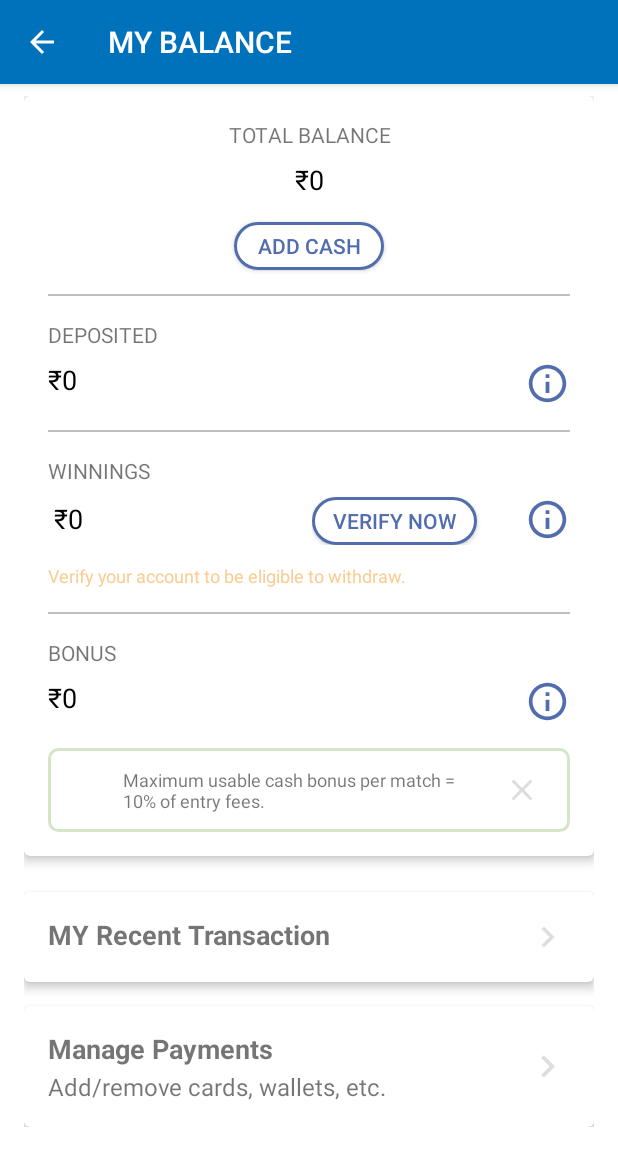
After one commit to Rajat-dey/Rising11, an Android app: the MyBalanceActivity screen opened directly, with no data from a screen before it, on a phone screen of 412 x 824 dp. The commit adds this screen. Shown: the top 1166 px of the screen. Run offline under Robolectric (Android 15) with nearby library versions, the phone set to English and light mode, and no system bars.

Commit message:
update mybalance,myrerrals,rewardoffer2 and 1 activity

```diff
--- /dev/null
+++ b/app/src/main/java/com/line/rising11/MyBalanceActivity.java
@@ -0,0 +1,25 @@
+package com.line.rising11;
+
+import android.support.v7.app.ActionBar;
+import android.support.v7.app.AppCompatActivity;
+import android.os.Bundle;
+import android.view.MenuItem;
+
+public class MyBalanceActivity extends AppCompatActivity {
+
+    @Override
+    protected void onCreate(Bundle savedInstanceState) {
+        super.onCreate(savedInstanceState);
+        setContentView(R.layout.activity_my_balance);
+        setTitle("MY BALANCE");
+
+       getSupportActionBar().setDisplayHomeAsUpEnabled(true);
+       getSupportActionBar().setDisplayShowHomeEnabled(true);
+    }
+
+    @Override
+    public boolean onSupportNavigateUp() {
+        onBackPressed();
+        return true;
+    }
+}
--- a/app/src/main/java/com/line/rising11/SplashActivity.java
+++ b/app/src/main/java/com/line/rising11/SplashActivity.java
@@ -28,7 +28,7 @@ public class SplashActivity extends AppCompatActivity {
             @Override
             public void run()
             {
-                Intent intent=new Intent(SplashActivity.this,SignIn.class);
+                Intent intent=new Intent(SplashActivity.this,RewardOffer2Activity.class);
                 startActivity(intent);
                 finish();
             }
--- /dev/null
+++ b/app/src/main/res/drawable/button_design_round_corner.xml
@@ -0,0 +1,12 @@
+<?xml version="1.0" encoding="utf-8"?>
+<selector xmlns:android="http://schemas.android.com/apk/res/android">
+    <item>
+        <shape android:shape="rectangle">
+           <solid android:color="#FFFFFF"/>
+            <stroke android:color="#526dad" android:width="2dp" />
+              <corners android:radius="20dp" />
+        </shape>
+    </item>
+
+
+</selector>
--- /dev/null
+++ b/app/src/main/res/drawable/ic_arrow_right_gray_24dp.xml
@@ -0,0 +1,5 @@
+<vector android:height="24dp" android:tint="#DDDDDD"
+    android:viewportHeight="24.0" android:viewportWidth="24.0"
+    android:width="24dp" xmlns:android="http://schemas.android.com/apk/res/android">
+    <path android:fillColor="#FF000000" android:pathData="M10,6L8.59,7.41 13.17,12l-4.58,4.59L10,18l6,-6z"/>
+</vector>
--- /dev/null
+++ b/app/src/main/res/drawable/ic_close_gray_24dp.xml
@@ -0,0 +1,5 @@
+<vector android:height="24dp" android:tint="#DDDDDD"
+    android:viewportHeight="24.0" android:viewportWidth="24.0"
+    android:width="24dp" xmlns:android="http://schemas.android.com/apk/res/android">
+    <path android:fillColor="#FF000000" android:pathData="M19,6.41L17.59,5 12,10.59 6.41,5 5,6.41 10.59,12 5,17.59 6.41,19 12,13.41 17.59,19 19,17.59 13.41,12z"/>
+</vector>
--- /dev/null
+++ b/app/src/main/res/drawable/ic_info_outline_blue_24dp.xml
@@ -0,0 +1,5 @@
+<vector android:height="24dp" android:tint="#526DAD"
+    android:viewportHeight="24.0" android:viewportWidth="24.0"
+    android:width="24dp" xmlns:android="http://schemas.android.com/apk/res/android">
+    <path android:fillColor="#FF000000" android:pathData="M11,17h2v-6h-2v6zM12,2C6.48,2 2,6.48 2,12s4.48,10 10,10 10,-4.48 10,-10S17.52,2 12,2zM12,20c-4.41,0 -8,-3.59 -8,-8s3.59,-8 8,-8 8,3.59 8,8 -3.59,8 -8,8zM11,9h2L13,7h-2v2z"/>
+</vector>
--- /dev/null
+++ b/app/src/main/res/drawable/layout_design_my_balance.xml
@@ -0,0 +1,12 @@
+<?xml version="1.0" encoding="utf-8"?>
+<selector xmlns:android="http://schemas.android.com/apk/res/android">
+    <item>
+        <shape android:shape="rectangle">
+           <solid android:color="#FFFFFF"/>
+            <stroke android:color="#d6e5c7" android:width="2dp" />
+              <corners android:radius="6dp" />
+        </shape>
+    </item>
+
+
+</selector>
--- a/app/src/main/res/layout/activity_main.xml
+++ b/app/src/main/res/layout/activity_main.xml
@@ -4,7 +4,6 @@
     xmlns:tools="http://schemas.android.com/tools"
     android:layout_width="match_parent"
     android:layout_height="match_parent"
-
     android:background="#FFFFFF"
     android:gravity="center">
 
--- /dev/null
+++ b/app/src/main/res/layout/activity_my_balance.xml
@@ -0,0 +1,282 @@
+<?xml version="1.0" encoding="utf-8"?>
+<ScrollView xmlns:android="http://schemas.android.com/apk/res/android"
+xmlns:app="http://schemas.android.com/apk/res-auto"
+xmlns:tools="http://schemas.android.com/tools"
+android:layout_width="match_parent"
+android:layout_height="match_parent"
+android:background="#FFFFFF"
+tools:context="com.line.rising11.MyBalanceActivity">
+
+    <LinearLayout
+        android:layout_width="match_parent"
+        android:layout_height="match_parent"
+        android:orientation="vertical"
+        android:paddingLeft="16dp"
+        android:paddingTop="8dp"
+        android:paddingRight="16dp">
+
+        <android.support.v7.widget.CardView
+            android:layout_width="match_parent"
+            android:layout_height="wrap_content"
+            app:cardCornerRadius="4dp"
+            android:paddingBottom="16dp"
+            app:cardElevation="4dp">
+            <LinearLayout
+                android:layout_width="match_parent"
+                android:layout_height="wrap_content"
+                android:orientation="vertical">
+                <TextView
+                    android:layout_width="match_parent"
+                    android:layout_height="wrap_content"
+                    android:text="TOTAL BALANCE"
+                    android:gravity="center"
+                    android:layout_marginTop="16dp"/>
+                <TextView
+                    android:layout_width="match_parent"
+                    android:layout_height="wrap_content"
+                    android:gravity="center"
+                    android:textSize="18dp"
+                    android:textColor="@color/black_text"
+                    android:layout_marginTop="8dp"
+                    android:text="₹0"/>
+                <Button
+                    android:layout_width="100dp"
+                    android:layout_height="32dp"
+                    android:text="ADD CASH"
+                    android:background="@drawable/button_design_round_corner"
+                    android:textColor="@color/button_text_color"
+                    android:layout_marginTop="16dp"
+                    android:layout_gravity="center_horizontal"/>
+               <View
+                    android:layout_width="fill_parent"
+                    android:layout_height="1dp"
+                    android:layout_marginLeft="16dp"
+                    android:layout_marginRight="16dp"
+                   android:background="#c0c0c0"
+                    android:layout_marginTop="16dp" />
+                     <TextView
+                    android:layout_width="match_parent"
+                    android:layout_height="wrap_content"
+                    android:paddingLeft="16dp"
+                    android:text="DEPOSITED"
+                    android:layout_marginTop="16dp"/>
+                <RelativeLayout
+                    android:layout_width="match_parent"
+                    android:layout_height="wrap_content"
+                    android:paddingLeft="16dp"
+                    android:paddingRight="16dp"
+                    android:layout_marginTop="8dp">
+                    <TextView
+                        android:layout_width="match_parent"
+                        android:layout_height="wrap_content"
+                        android:textSize="18dp"
+                        android:textColor="@color/black_text"
+                        android:text="₹0"/>
+                    <ImageView
+                        android:layout_width="30dp"
+                        android:layout_height="30dp"
+                        android:background="@drawable/ic_info_outline_blue_24dp"
+                        android:layout_alignParentRight="true"/>
+
+                </RelativeLayout>
+                <View
+                    android:layout_width="fill_parent"
+                    android:layout_height="1dp"
+                    android:layout_marginLeft="16dp"
+                    android:layout_marginRight="16dp"
+                    android:background="#c0c0c0"
+                    android:layout_marginTop="16dp" />
+                <TextView
+                    android:layout_width="match_parent"
+                    android:layout_height="wrap_content"
+                    android:paddingLeft="16dp"
+                    android:text="WINNINGS"
+                    android:layout_marginTop="16dp"/>
+                <LinearLayout
+                    android:layout_width="match_parent"
+                    android:layout_height="wrap_content"
+                    android:paddingLeft="4dp"
+                    android:weightSum="2"
+                   android:orientation="horizontal"
+                    android:layout_marginTop="8dp">
+                    <TextView
+                        android:layout_width="match_parent"
+                        android:layout_height="wrap_content"
+                        android:textSize="18dp"
+                        android:layout_marginLeft="16dp"
+                        android:textColor="@color/black_text"
+                        android:layout_weight="1"
+                        android:text="₹0"/>
+                   <RelativeLayout
+                       android:layout_width="wrap_content"
+                       android:layout_height="wrap_content"
+                       android:layout_weight="1"
+                       android:paddingRight="16dp"
+                       android:gravity="right">
+                       <Button
+                           android:layout_width="110dp"
+                           android:layout_height="32dp"
+                           android:text="VERIFY NOW"
+                           android:background="@drawable/button_design_round_corner"
+                           android:textColor="@color/button_text_color"
+                           android:layout_gravity="center_horizontal"/>
+                       <ImageView
+                           android:layout_width="30dp"
+                           android:layout_height="30dp"
+
+                           android:background="@drawable/ic_info_outline_blue_24dp"
+                           android:layout_alignParentRight="true"/>
+
+                   </RelativeLayout>
+
+
+                </LinearLayout>
+                <TextView
+                    android:layout_width="match_parent"
+                    android:layout_height="wrap_content"
+                    android:textColor="#facd94"
+                    android:layout_marginTop="12dp"
+                    android:layout_marginLeft="16dp"
+                    android:textSize="12sp"
+                    android:text="Verify your account to be eligible to withdraw."/>
+                <View
+                    android:layout_width="fill_parent"
+                    android:layout_height="1dp"
+                    android:layout_marginLeft="16dp"
+                    android:layout_marginRight="16dp"
+                    android:background="#c0c0c0"
+                    android:layout_marginTop="16dp" />
+                <TextView
+                    android:layout_width="match_parent"
+                    android:layout_height="wrap_content"
+                    android:paddingLeft="16dp"
+                    android:text="BONUS"
+                    android:layout_marginTop="16dp"/>
+                <RelativeLayout
+                    android:layout_width="match_parent"
+                    android:layout_height="wrap_content"
+                    android:paddingLeft="16dp"
+                    android:paddingRight="16dp"
+                    android:layout_marginTop="8dp">
+                    <TextView
+                        android:layout_width="match_parent"
+                        android:layout_height="wrap_content"
+                        android:textSize="18dp"
+                        android:textColor="@color/black_text"
+                        android:text="₹0"/>
+                    <ImageView
+                        android:layout_width="30dp"
+                        android:layout_height="30dp"
+                        android:background="@drawable/ic_info_outline_blue_24dp"
+                        android:layout_alignParentRight="true"/>
+
+                </RelativeLayout>
+                <LinearLayout
+                    android:layout_width="match_parent"
+                    android:layout_height="wrap_content"
+                    android:paddingLeft="16dp"
+                    android:layout_marginTop="16dp"
+                    android:layout_marginBottom="16dp"
+                    android:padding="8dp"
+                    android:layout_marginLeft="16dp"
+                    android:layout_marginRight="16dp"
+                    android:orientation="horizontal"
+                    android:weightSum="8"
+                    android:background="@drawable/layout_design_my_balance">
+                    <ImageView
+                        android:layout_width="match_parent"
+                        android:layout_weight="7"
+                        android:layout_gravity="center_vertical"
+                        android:layout_height="40dp" />
+                    <LinearLayout
+                        android:layout_width="match_parent"
+                        android:layout_height="wrap_content"
+                        android:orientation="horizontal"
+                        android:weightSum="6"
+                        android:layout_weight="1">
+                        <LinearLayout
+                            android:layout_width="match_parent"
+                            android:layout_height="wrap_content"
+                            android:layout_gravity="center_vertical"
+                            android:layout_weight="1">
+                            <TextView
+                                android:layout_width="match_parent"
+                                android:layout_height="wrap_content"
+                                android:textSize="12sp"
+                                android:text="Maximum usable cash bonus per match = 10% of entry fees."/>
+                        </LinearLayout>
+                        <ImageView
+                            android:layout_width="match_parent"
+                            android:layout_weight="5"
+                            android:padding="8dp"
+                            android:layout_gravity="center_vertical"
+                            android:src="@drawable/ic_close_gray_24dp"
+                            android:layout_height="40dp" />
+                    </LinearLayout>
+                </LinearLayout>
+
+            </LinearLayout>
+        </android.support.v7.widget.CardView>
+        <android.support.v7.widget.CardView
+            android:layout_width="match_parent"
+            android:layout_height="60dp"
+            app:cardElevation="4dp"
+            android:layout_gravity="center_vertical"
+            app:cardCornerRadius="4dp"
+            android:layout_marginTop="24dp">
+            <RelativeLayout
+                android:layout_width="match_parent"
+                android:layout_height="wrap_content"
+                android:padding="16dp"
+                android:layout_gravity="center_vertical">
+                <TextView
+                    android:layout_width="wrap_content"
+                    android:layout_height="wrap_content"
+                    android:text="MY Recent Transaction"
+                    android:textStyle="bold"
+                    android:textSize="18sp"/>
+                <ImageView
+                    android:layout_width="30dp"
+                    android:layout_height="30dp"
+                    android:src="@drawable/ic_arrow_right_gray_24dp"
+                    android:layout_alignParentRight="true"/>
+            </RelativeLayout>
+        </android.support.v7.widget.CardView>
+        <android.support.v7.widget.CardView
+            android:layout_width="match_parent"
+            android:layout_height="wrap_content"
+            app:cardCornerRadius="4dp"
+            app:cardElevation="4dp"
+            android:layout_marginTop="16dp">
+            <RelativeLayout
+                android:layout_width="match_parent"
+                android:layout_height="wrap_content"
+                android:padding="16dp"
+                android:layout_gravity="center_vertical">
+               <LinearLayout
+                   android:layout_width="wrap_content"
+                   android:layout_height="wrap_content"
+                   android:orientation="vertical">
+                   <TextView
+                       android:layout_width="wrap_content"
+                       android:layout_height="wrap_content"
+                       android:text="Manage Payments"
+                       android:textStyle="bold"
+                       android:textSize="18sp"/>
+                   <TextView
+                       android:layout_width="wrap_content"
+                       android:layout_height="wrap_content"
+                       android:text="Add/remove cards, wallets, etc."
+                       android:textSize="16sp"
+                       android:layout_marginTop="2dp"/>
+               </LinearLayout>
+                <ImageView
+                    android:layout_width="30dp"
+                    android:layout_height="30dp"
+                    android:layout_centerVertical="true"
+                    android:src="@drawable/ic_arrow_right_gray_24dp"
+                    android:layout_alignParentRight="true"/>
+            </RelativeLayout>
+        </android.support.v7.widget.CardView>
+    </LinearLayout>
+</ScrollView>
--- a/app/src/main/res/values/colors.xml
+++ b/app/src/main/res/values/colors.xml
@@ -5,4 +5,5 @@
     <color name="colorAccent">#D81B60</color>
     <color name="white_text">#FFFF</color>
     <color name="black_text">#000000</color>
+    <color name="button_text_color">#526dad</color>
 </resources>
```
Also changed, not shown: app/src/main/AndroidManifest.xml (+7 -3 lines), app/src/main/java/com/line/rising11/MyReferralsActivity.java (added, +23 -0 lines), app/src/main/java/com/line/rising11/RewardOffer1Activity.java (added, +13 -0 lines), app/src/main/java/com/line/rising11/RewardOffer2Activity.java (added, +23 -0 lines), app/src/main/res/drawable/button_design_round_apply_code.xml (added, +11 -0 lines), app/src/main/res/drawable/button_design_round_invite.xml (added, +11 -0 lines), app/src/main/res/layout/activity_my_referrals.xml (added, +151 -0 lines), app/src/main/res/layout/activity_reward_offer1.xml (added, +9 -0 lines), app/src/main/res/layout/activity_reward_offer2.xml (added, +48 -0 lines).
